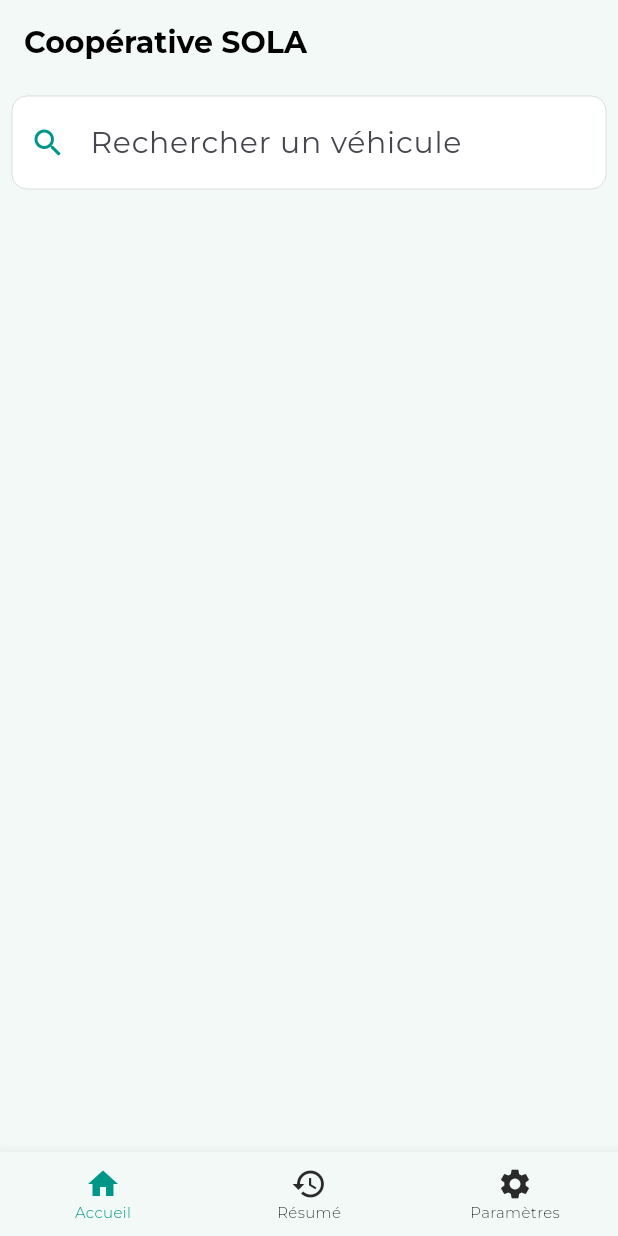
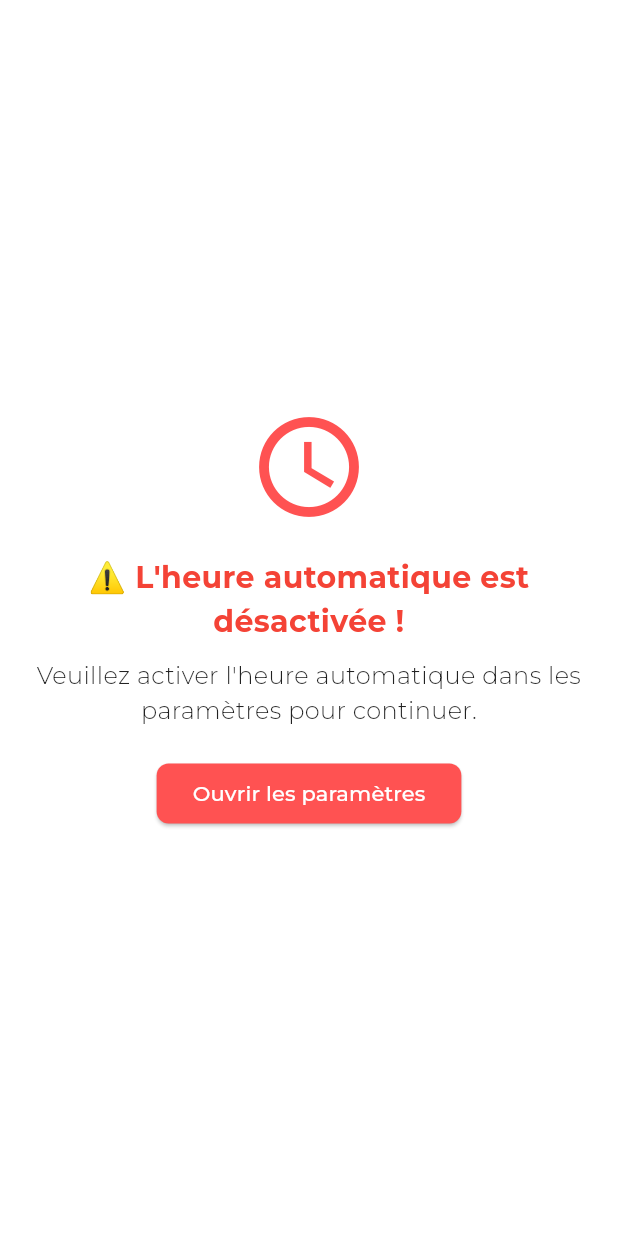
Before and after one commit to dylancodeverse/Smart-time-tracking, a Flutter app: the screen it shows after launch, on a phone screen of 412 x 824 dp. Run offline on Flutter 3.47's test engine with Material 3 defaults, Android fonts, the phone set to English and light mode, and no system bars; our stand-ins replace sqflite; accounts and stored records are empty; statements that could not run were skipped.

Commit message:
Prévention Dates Falsifiées

```diff
--- /dev/null
+++ b/lib/domain/service/channel/time_auto_event.dart
@@ -0,0 +1,9 @@
+import 'package:flutter/services.dart';
+
+class TimeAutoEvent {
+  static const EventChannel _channel = EventChannel('com.example.sola/timeEvents');
+
+  /// Ce flux émet des booléens : `true` si l'heure automatique est activée, sinon `false`
+  static Stream<bool> get timeAutoStream =>
+      _channel.receiveBroadcastStream().cast<bool>();
+}
--- a/lib/main.dart
+++ b/lib/main.dart
@@ -1,23 +1,26 @@
 import 'package:flutter/material.dart';
+import 'package:flutter/services.dart';
 import 'package:provider/provider.dart';
 import 'package:sola/application/data_init/service_init_db.dart';
 import 'package:sola/application/injection_helper/home_statistics/service_daily_statistic_list.dart';
 import 'package:sola/application/injection_helper/violation/violation_datasource.dart';
 import 'package:sola/data/interface/datasource/datasource.dart';
 import 'package:sola/domain/entity/violation/violation.dart';
+import 'package:sola/domain/service/channel/time_auto_event.dart';
 import 'package:sola/domain/service/implementation/violation/violation_service.dart';
 import 'package:sola/domain/service/interface/stats/i_daily_statistic_list_service.dart';
 import 'package:sola/presentation/UI/config/theme.dart';
 import 'package:sola/presentation/UI/features/arrival/arrival_declaration_screen.dart';
 import 'package:sola/presentation/UI/features/assignement/edit_assignement.dart';
 import 'package:sola/presentation/UI/features/assignement/radio_assignement.dart';
+import 'package:sola/presentation/UI/features/autotime/auto_time.dart';
 import 'package:sola/presentation/UI/features/home/home_screen.dart';
 import 'package:sola/presentation/UI/features/participation/participation_screen.dart';
 import 'package:sola/presentation/providers/arrival_declaration/modal_provider.dart';
 import 'package:sola/presentation/providers/home/daily_statistic_list_provider.dart';
 
 
-void main() async{
+void main() async {
   WidgetsFlutterBinding.ensureInitialized();
   await ServiceInitdb.initSQFlite(false);
   final IDailyStatisticListService iDailyStatisticListService = await InjectiondailystatisticList.getStatsService();
@@ -26,31 +29,57 @@ void main() async{
   runApp(
     MultiProvider(
       providers: [
-        ChangeNotifierProvider(create: (context) => DailyStatisticListProvider(iDailyStatisticListService: iDailyStatisticListService)), // 🔹 Gestion de la liste
-        ChangeNotifierProvider(create: (context)=>ModalProvider(iViolation: ViolationService(violationDatasource:violationDatasource ))),
-        ChangeNotifierProvider(create: (context)=>RadioAssignmentProvider()),
+        ChangeNotifierProvider(create: (context) => DailyStatisticListProvider(iDailyStatisticListService: iDailyStatisticListService)),
+        ChangeNotifierProvider(create: (context) => ModalProvider(iViolation: ViolationService(violationDatasource: violationDatasource))),
+        ChangeNotifierProvider(create: (context) => RadioAssignmentProvider()),
       ],
       child: MyApp(),
     ),
   );
 }
 
-class MyApp extends StatelessWidget {
+class MyApp extends StatefulWidget {
+  @override
+  _MyAppState createState() => _MyAppState();
+}
+
+class _MyAppState extends State<MyApp> {
+  bool autoTimeEnabled = true;
+
+  @override
+  void initState() {
+    super.initState();
+    _checkAutoTime();
+
+    // Ecouter les changements en temps réel sur l'heure automatique
+    TimeAutoEvent.timeAutoStream.listen((event) {
+      setState(() {
+        autoTimeEnabled = event; // Mise à jour de l'état de l'heure automatique
+      });
+    });
+  }
+
+  Future<void> _checkAutoTime() async {
+    const platform = MethodChannel('com.example.sola/settings');
+    final bool isAutoTimeEnabled = await platform.invokeMethod('isAutoTimeEnabled');
+    setState(() {
+      autoTimeEnabled = isAutoTimeEnabled;
+    });
+  }
 
   @override
   Widget build(BuildContext context) {
+    // Nous avons déplacé la logique de `MaterialApp` en dehors de `build`
     return MaterialApp(
       title: 'SOLA',
       theme: AppTheme.lightTheme,
-      home: HomeScreen(),
-      initialRoute: '/', // Route initiale
+      home: autoTimeEnabled ? HomeScreen() : AutoTimeRequiredScreen(),  // Écran conditionnel en fonction de `autoTimeEnabled`
+      initialRoute: '/',
       routes: {
-        // '/': (context) => HomeScreen(),
-        '/declaration': (context) => ArrivalDeclarationScreen(),
-        '/participation':(context) => ParticipationScreen(),
-        '/edit/assignement':(context)=> EditAssignement(),
+        '/declaration': (context) => autoTimeEnabled ? ArrivalDeclarationScreen() : AutoTimeRequiredScreen(),
+        '/participation': (context) => autoTimeEnabled ? ParticipationScreen() : AutoTimeRequiredScreen(),
+        '/edit/assignement': (context) => autoTimeEnabled ? EditAssignement() : AutoTimeRequiredScreen(),
       },
-
     );
   }
 }
--- /dev/null
+++ b/lib/presentation/UI/features/autotime/auto_time.dart
@@ -0,0 +1,82 @@
+import 'package:flutter/material.dart';
+import 'package:flutter/services.dart';
+
+
+class AutoTimeRequiredScreen extends StatelessWidget {
+  const AutoTimeRequiredScreen({super.key});
+
+  @override
+  Widget build(BuildContext context) {
+    return Scaffold(
+      backgroundColor: Colors.white,
+      body: Center(
+        child: Padding(
+          padding: EdgeInsets.all(20),
+          child: Column(
+            mainAxisAlignment: MainAxisAlignment.center,
+            children: [
+              Icon(
+                Icons.access_time,
+                size: 80,
+                color: Colors.redAccent
+              ),
+              SizedBox(height: 20),
+              Text(
+                "⚠️ L'heure automatique est désactivée !",
+                textAlign: TextAlign.center,
+                style: TextStyle(
+                  fontSize: 20,
+                  fontWeight: FontWeight.bold,
+                  color: Colors.red
+                ),
+              ),
+              SizedBox(height: 10),
+              Text(
+                "Veuillez activer l'heure automatique dans les paramètres pour continuer.",
+                textAlign: TextAlign.center,
+                style: TextStyle(fontSize: 16, color: Colors.black87),
+              ),
+              SizedBox(height: 20),
+              ElevatedButton(
+                onPressed: () async {
+                  // Ouvrir les paramètres de l'heure automatique
+                  try {
+                    const platform = MethodChannel('com.example.sola/settings');
+                    await platform.invokeMethod('openAutoTimeSettings');
+                    // Attendre 4 secondes pour vérifier si l'heure automatique a été activée
+                    await Future.delayed(Duration(seconds: 4));
+
+                    // Vérifier si l'heure automatique est activée
+                    final bool isAutoTimeEnabled = await platform.invokeMethod('isAutoTimeEnabled');
+
+                    // Si l'heure automatique est activée, rediriger vers HomeScreen
+                    if (isAutoTimeEnabled ) {
+                      if (Navigator.canPop(context)) {
+                          Navigator.pop(context);
+                        } else {
+                          // Gérer le cas où il n'y a pas d'écran précédent
+                          Navigator.pushNamed(context,'/');
+                        }
+                    } else {
+                      // Si non, informer l'utilisateur et rester sur cet écran
+                      ScaffoldMessenger.of(context).showSnackBar(
+                        SnackBar(content: Text("L'heure automatique n'est pas activée. Veuillez réessayer.")),
+                      );
+                    }
+                  // ignore: empty_catches
+                  } on PlatformException {
+                  }
+                },
+                style: ElevatedButton.styleFrom(
+                  backgroundColor: Colors.redAccent, // Bouton rouge
+                  shape: RoundedRectangleBorder(borderRadius: BorderRadius.circular(8)),
+                ),
+                child: Text("Ouvrir les paramètres", style: TextStyle(color: Colors.white)),
+              ),
+            ],
+          ),
+        ),
+      ),
+    );
+  }
+}
--- a/pubspec.yaml
+++ b/pubspec.yaml
@@ -33,7 +33,8 @@ dependencies:
   sqflite: ^2.2.8+4
   path_provider: ^2.0.15
   intl: ^0.18.0
-
+  device_info_plus: ^9.1.2
+  android_intent_plus: ^5.3.0
 
 
   # The following adds the Cupertino Icons font to your application.
```
Also changed, not shown: pubspec.lock, 2 other files.
